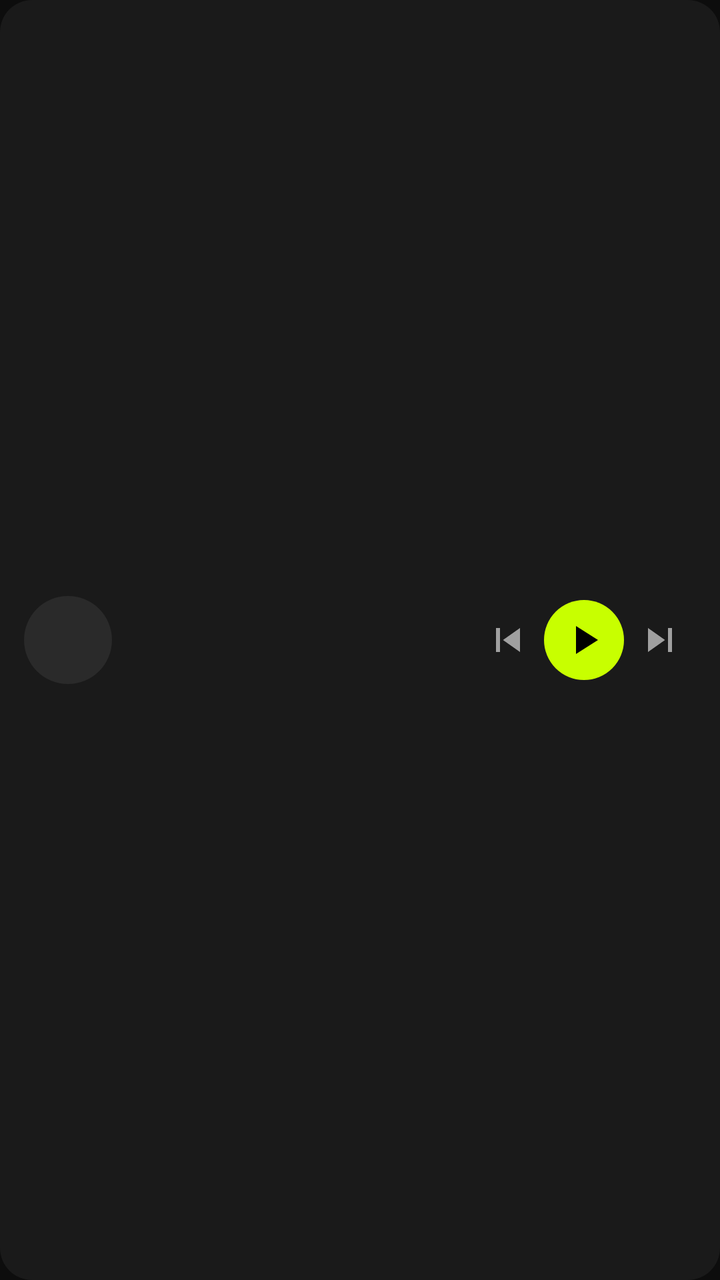
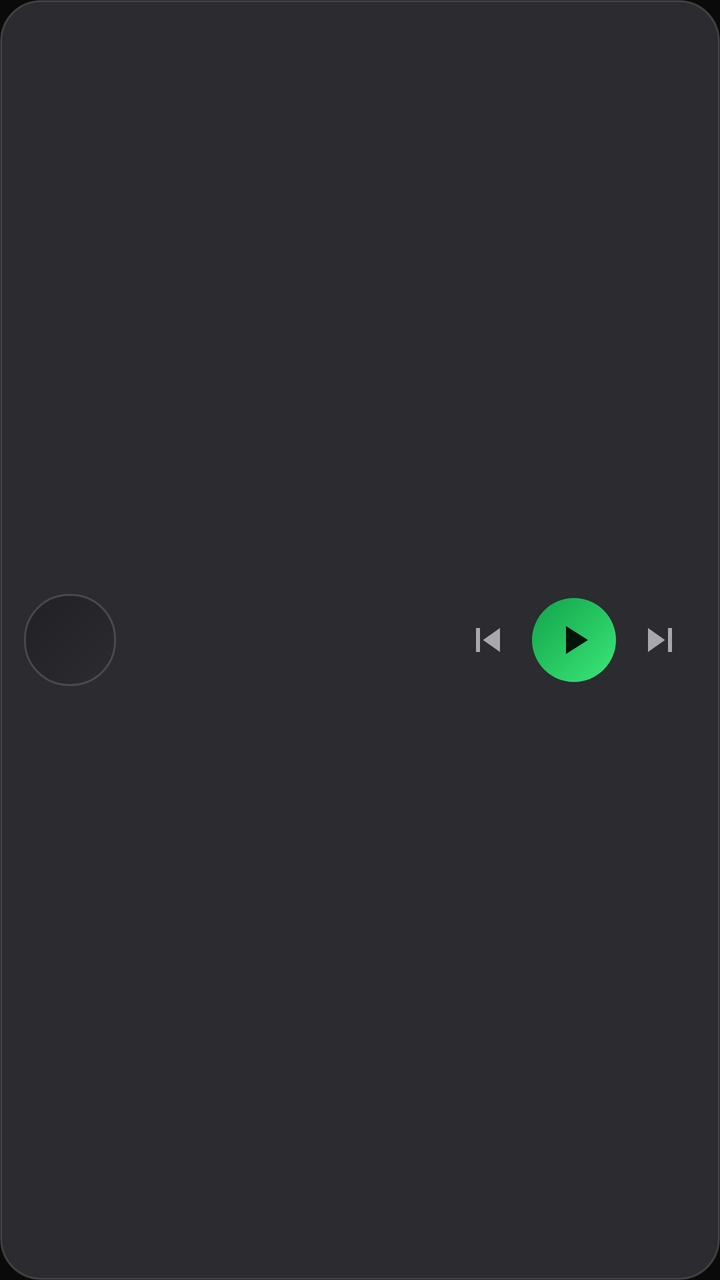

The first picture is an Android layout as it rendered before a commit; the second is the same layout after the commit. The layout source and the unified diff follow.
<!-- AndroidManifest.xml: application theme Theme.Rhythmix -->
<!-- res/layout/layout_mini_player.xml -->
<?xml version="1.0" encoding="utf-8"?>
<LinearLayout
    xmlns:android="http://schemas.android.com/apk/res/android"
    xmlns:app="http://schemas.android.com/apk/res-auto"
    android:layout_width="match_parent"
    android:layout_height="64dp"
    android:background="@drawable/bg_mini_player"
    android:orientation="horizontal"
    android:gravity="center_vertical"
    android:paddingHorizontal="12dp"
    android:clickable="true"
    android:focusable="true">

    
    <FrameLayout
        android:id="@+id/mini_art_container"
        android:layout_width="44dp"
        android:layout_height="44dp"
        android:background="@drawable/bg_art"
        android:layout_marginEnd="12dp">
        <TextView
            android:id="@+id/mini_art_letter"
            android:layout_width="wrap_content"
            android:layout_height="wrap_content"
            android:layout_gravity="center"
            android:textSize="18sp"
            android:textStyle="bold"
            android:textColor="@color/black" />
    </FrameLayout>

    
    <LinearLayout
        android:layout_width="0dp"
        android:layout_height="wrap_content"
        android:layout_weight="1"
        android:orientation="vertical">
        <TextView
            android:id="@+id/tv_title"
            android:layout_width="match_parent"
            android:layout_height="wrap_content"
            android:textSize="13sp"
            android:textStyle="bold"
            android:textColor="@color/text_primary"
            android:maxLines="1"
            android:ellipsize="end" />
        <TextView
            android:id="@+id/tv_artist"
            android:layout_width="match_parent"
            android:layout_height="wrap_content"
            android:textSize="11sp"
            android:textColor="@color/text_secondary"
            android:maxLines="1"
            android:ellipsize="end" />
    </LinearLayout>

    
    <ImageButton
        android:id="@+id/btn_prev"
        android:layout_width="36dp"
        android:layout_height="36dp"
        android:src="@drawable/ic_skip_prev"
        android:background="@null"
        android:padding="6dp"
        app:tint="@color/text_secondary" />

    <ImageButton
        android:id="@+id/btn_play_pause"
        android:layout_width="40dp"
        android:layout_height="40dp"
        android:src="@drawable/ic_play"
        android:background="@drawable/bg_play_btn"
        android:padding="10dp"
        app:tint="@color/black" />

    <ImageButton
        android:id="@+id/btn_next"
        android:layout_width="36dp"
        android:layout_height="36dp"
        android:src="@drawable/ic_skip_next"
        android:background="@null"
        android:padding="6dp"
        app:tint="@color/text_secondary" />
</LinearLayout>
<!-- resources referenced by this layout -->
<resources>
  <color name="black">#000000</color>
  <color name="text_secondary">#A0A0A0</color>
  <!-- drawable bg_art (drawable) -->
  <?xml version="1.0" encoding="utf-8"?>
  <shape xmlns:android="http://schemas.android.com/apk/res/android">
      <solid android:color="@color/elevated" />
      <corners android:radius="24dp" />
  </shape>
  <!-- drawable bg_mini_player (drawable) -->
  <?xml version="1.0" encoding="utf-8"?>
  <shape xmlns:android="http://schemas.android.com/apk/res/android">
      <solid android:color="@color/surface" />
      <corners android:radius="16dp" />
  </shape>
  <!-- drawable bg_play_btn (drawable) -->
  <?xml version="1.0" encoding="utf-8"?>
  <shape xmlns:android="http://schemas.android.com/apk/res/android" android:shape="oval">
      <solid android:color="@color/accent" />
  </shape>
  <!-- drawable ic_play (drawable) -->
  <vector xmlns:android="http://schemas.android.com/apk/res/android"
      android:width="24dp"
      android:height="24dp"
      android:viewportWidth="24"
      android:viewportHeight="24">
      <path
          android:fillColor="#FFFFFF"
          android:pathData="M8,5v14l11,-7z"/>
  </vector>
  <style name="Theme.Rhythmix" parent="Theme.Material3.Dark.NoActionBar">
          <item name="colorPrimary">@color/accent</item>
          <item name="colorPrimaryVariant">@color/accent_dim</item>
          <item name="colorOnPrimary">@color/black</item>
          <item name="colorSecondary">@color/violet</item>
          <item name="colorSurface">@color/surface</item>
          <item name="colorOnSurface">@color/text_primary</item>
          <item name="android:colorBackground">@color/bg</item>
          <item name="android:windowBackground">@color/bg</item>
          <item name="android:statusBarColor">@color/bg</item>
          <item name="android:navigationBarColor">@color/nav_bg</item>
          <item name="android:windowLightStatusBar">false</item>
          <item name="android:windowLightNavigationBar">false</item>
      </style>
  <color name="elevated">#2A2A2A</color>
  <color name="surface">#1A1A1A</color>
  <color name="accent">#C8FF00</color>
  <color name="accent_dim">#3A4700</color>
  <color name="violet">#9B6DFF</color>
  <color name="bg">#0D0D0D</color>
  <color name="nav_bg">#111111</color>
  <!-- unchanged entries left out for length: 3 -->
</resources>

<!-- the commit's change to res/layout/layout_mini_player.xml (unified diff, before → after) -->
@@ -3,19 +3,21 @@
     xmlns:android="http://schemas.android.com/apk/res/android"
     xmlns:app="http://schemas.android.com/apk/res-auto"
     android:layout_width="match_parent"
-    android:layout_height="64dp"
+    android:layout_height="66dp"
     android:background="@drawable/bg_mini_player"
     android:orientation="horizontal"
     android:gravity="center_vertical"
     android:paddingHorizontal="12dp"
     android:clickable="true"
-    android:focusable="true">
+    android:focusable="true"
+    android:foreground="?android:attr/selectableItemBackground"
+    android:elevation="4dp">
 
     
     <FrameLayout
         android:id="@+id/mini_art_container"
-        android:layout_width="44dp"
-        android:layout_height="44dp"
+        android:layout_width="46dp"
+        android:layout_height="46dp"
         android:background="@drawable/bg_art"
         android:layout_marginEnd="12dp">
         <TextView
@@ -25,7 +27,7 @@
             android:layout_gravity="center"
             android:textSize="18sp"
             android:textStyle="bold"
-            android:textColor="@color/black" />
+            android:textColor="@color/white" />
     </FrameLayout>
 
     
@@ -47,6 +49,7 @@
             android:id="@+id/tv_artist"
             android:layout_width="match_parent"
             android:layout_height="wrap_content"
+            android:layout_marginTop="1dp"
             android:textSize="11sp"
             android:textColor="@color/text_secondary"
             android:maxLines="1"
@@ -65,12 +68,13 @@
 
     <ImageButton
         android:id="@+id/btn_play_pause"
-        android:layout_width="40dp"
-        android:layout_height="40dp"
+        android:layout_width="42dp"
+        android:layout_height="42dp"
         android:src="@drawable/ic_play"
         android:background="@drawable/bg_play_btn"
-        android:padding="10dp"
-        app:tint="@color/black" />
+        android:padding="11dp"
+        android:layout_marginHorizontal="4dp"
+        app:tint="@color/accent_on" />
 
     <ImageButton
         android:id="@+id/btn_next"
<!-- resource entries referenced after the edit -->
@@ -1,55 +1,91 @@
 <!-- resources referenced by this layout -->
 <resources>
+  <color name="accent_on">#04140A</color>
   <color name="black">#000000</color>
-  <color name="text_secondary">#A0A0A0</color>
+  <color name="text_secondary">#A8A8AF</color>
+  <color name="white">#FFFFFF</color>
   <!-- drawable bg_art (drawable) -->
   <?xml version="1.0" encoding="utf-8"?>
   <shape xmlns:android="http://schemas.android.com/apk/res/android">
-      <solid android:color="@color/elevated" />
-      <corners android:radius="24dp" />
+      <gradient
+          android:type="linear"
+          android:angle="135"
+          android:startColor="@color/elevated"
+          android:endColor="@color/surface2" />
+      <corners android:radius="22dp" />
+      <stroke android:width="1dp" android:color="@color/surface_border" />
   </shape>
   <!-- drawable bg_mini_player (drawable) -->
   <?xml version="1.0" encoding="utf-8"?>
   <shape xmlns:android="http://schemas.android.com/apk/res/android">
-      <solid android:color="@color/surface" />
-      <corners android:radius="16dp" />
+      <solid android:color="@color/elevated" />
+      <corners android:radius="20dp" />
+      <stroke android:width="1dp" android:color="@color/surface_border" />
   </shape>
   <!-- drawable bg_play_btn (drawable) -->
   <?xml version="1.0" encoding="utf-8"?>
   <shape xmlns:android="http://schemas.android.com/apk/res/android" android:shape="oval">
-      <solid android:color="@color/accent" />
+      <gradient
+          android:type="linear"
+          android:angle="135"
+          android:startColor="@color/accent_light"
+          android:endColor="@color/accent_dark" />
   </shape>
   <!-- drawable ic_play (drawable) -->
-  <vector xmlns:android="http://schemas.android.com/apk/res/android"
-      android:width="24dp"
-      android:height="24dp"
-      android:viewportWidth="24"
-      android:viewportHeight="24">
-      <path
-          android:fillColor="#FFFFFF"
-          android:pathData="M8,5v14l11,-7z"/>
+  <vector xmlns:android="http://schemas.android.com/apk/res/android" android:width="24dp" android:height="24dp" android:viewportWidth="24" android:viewportHeight="24">
+      <path android:fillColor="#FFFFFF" android:pathData="M8,5v14l11,-7z"/>
   </vector>
   <style name="Theme.Rhythmix" parent="Theme.Material3.Dark.NoActionBar">
+          
           <item name="colorPrimary">@color/accent</item>
-          <item name="colorPrimaryVariant">@color/accent_dim</item>
-          <item name="colorOnPrimary">@color/black</item>
+          <item name="colorOnPrimary">@color/accent_on</item>
+          <item name="colorPrimaryContainer">@color/accent_dim</item>
+          <item name="colorOnPrimaryContainer">@color/accent_light</item>
           <item name="colorSecondary">@color/violet</item>
+          <item name="colorOnSecondary">@color/black</item>
+  
+          
           <item name="colorSurface">@color/surface</item>
           <item name="colorOnSurface">@color/text_primary</item>
+          <item name="colorSurfaceVariant">@color/surface2</item>
+          <item name="colorOnSurfaceVariant">@color/text_secondary</item>
           <item name="android:colorBackground">@color/bg</item>
-          <item name="android:windowBackground">@color/bg</item>
+          <item name="colorOutline">@color/surface_border</item>
+  
+          
           <item name="android:statusBarColor">@color/bg</item>
           <item name="android:navigationBarColor">@color/nav_bg</item>
-          <item name="android:windowLightStatusBar">false</item>
-          <item name="android:windowLightNavigationBar">false</item>
+          <item name="android:windowLightStatusBar" tools:targetApi="23">false</item>
+          <item name="android:windowLightNavigationBar" tools:targetApi="27">false</item>
+          <item name="android:enforceNavigationBarContrast" tools:targetApi="29">false</item>
+          <item name="android:windowDrawsSystemBarBackgrounds">true</item>
+  
+          
+          <item name="android:fontFamily">sans-serif</item>
+          <item name="fontFamily">sans-serif</item>
+  
+          
+          <item name="chipStyle">@style/Widget.Rhythmix.Chip</item>
       </style>
-  <color name="elevated">#2A2A2A</color>
-  <color name="surface">#1A1A1A</color>
-  <color name="accent">#C8FF00</color>
-  <color name="accent_dim">#3A4700</color>
-  <color name="violet">#9B6DFF</color>
-  <color name="bg">#0D0D0D</color>
-  <color name="nav_bg">#111111</color>
+  <color name="elevated">#2B2B30</color>
+  <color name="surface2">#212125</color>
+  <color name="surface_border">#26FFFFFF</color>
+  <color name="accent_light">#3BE87A</color>
+  <color name="accent_dark">#12A34A</color>
+  <color name="surface">#161618</color>
+  <color name="accent">#1ED760</color>
+  <color name="accent_dim">#17281D</color>
+  <color name="violet">#A78BFA</color>
+  <color name="bg">#0A0A0B</color>
+  <color name="nav_bg">#101012</color>
+  <style name="Widget.Rhythmix.Chip" parent="Widget.Material3.Chip.Filter">
+          <item name="chipBackgroundColor">@color/surface2</item>
+          <item name="chipStrokeColor">@color/surface_border</item>
+          <item name="chipStrokeWidth">1dp</item>
+          <item name="android:textColor">@color/text_secondary</item>
+          <item name="chipCornerRadius">100dp</item>
+          <item name="checkedIconVisible">false</item>
+      </style>
   <!-- unchanged entries left out for length: 3 -->
 </resources>
 
